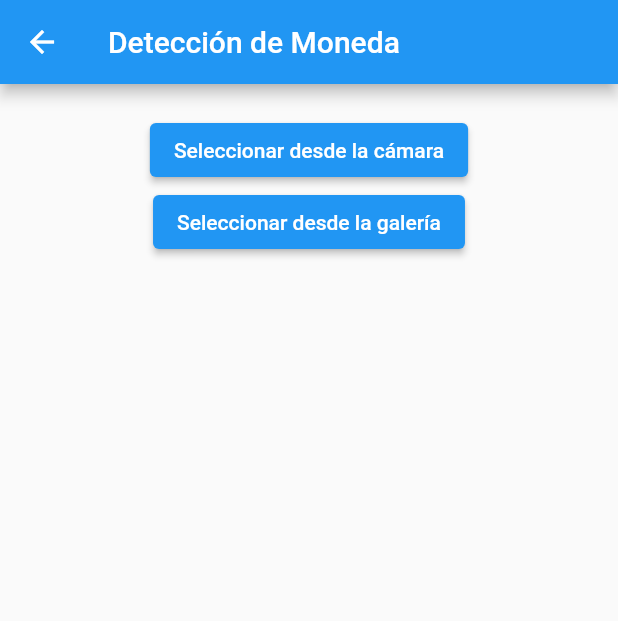
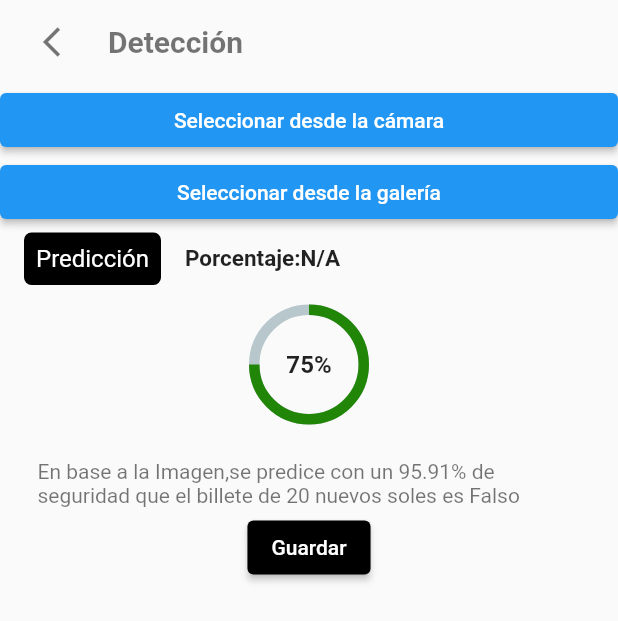
Before and after one commit to George2811/app-deteccion-de-billetes, a Flutter app: the CameraFunctionalityView screen opened directly, after a tap on "Seleccionar desde la galería", on a phone screen of 412 x 824 dp. Shown: the top 621 px of the screen. Run offline on Flutter 3.47's test engine with Material 2 defaults, Android fonts, the phone set to English and light mode, and no system bars; drawn by our look-alikes of percent_indicator; our stand-ins replace carousel_slider, image_picker, persistent_bottom_nav_bar.

Commit message:
new change services prediction and view detection

```diff
--- a/lib/ui/views/camareFuntionality.dart
+++ b/lib/ui/views/camareFuntionality.dart
@@ -1,41 +1,55 @@
 import 'package:counterfeit_detector/ui/services/prediction_service.dart';
+import 'package:counterfeit_detector/ui/views/detection.dart';
 import 'package:flutter/material.dart';
 import 'package:image_picker/image_picker.dart';
+import 'package:percent_indicator/circular_percent_indicator.dart';
 import 'dart:io';
 
 class CameraFunctionalityView extends StatefulWidget {
   @override
-  _CameraFunctionalityViewState createState() => _CameraFunctionalityViewState();
+  _CameraFunctionalityViewState createState() =>
+      _CameraFunctionalityViewState();
 }
 
 class _CameraFunctionalityViewState extends State<CameraFunctionalityView> {
-  String _imagePath='';
-  Map<String,dynamic>?_prediction;
+  String _imagePath = '';
+  Map<String, dynamic>? _prediction;
+
   Future<void> _getImageFromCamera() async {
     final picker = ImagePicker();
-    final pickedImage = await picker.getImage(source: ImageSource.camera);
+    final pickedImage = await picker.pickImage(source: ImageSource.camera);
 
     if (pickedImage != null) {
       // Procesa o muestra la imagen tomada aquí.
     }
   }
 
-
  Future<void> _getImageFromGallery() async {
-
   final picker = ImagePicker();
-    final pickedImage = await picker.getImage(source: ImageSource.gallery);
+  final pickedImage = await picker.pickImage(source: ImageSource.gallery);
 
   if (pickedImage != null) {
     setState(() {
-        _imagePath=pickedImage.path;
-        _prediction=null;
+      _imagePath = pickedImage.path;
+      _prediction = null;
     });
-      _predictImage(_imagePath);
 
-      // Procesa o muestra la imagen seleccionada de la galería aquí.
+    try {
+      var predictionResponse = await predictImage(pickedImage.path);
+
+      setState(() {
+        _prediction = predictionResponse;
+      });
+
+      File imageFile = File(pickedImage.path);
+      _navigateToDetectionView(imageFile, _prediction);
+    } catch (e) {
+      print('Error predicting image: $e');
     }
   }
+}
+
+
   Future<void> _predictImage(String imagePath) async {
     try {
       var predictionResponse = await predictImage(imagePath);
@@ -48,49 +62,141 @@ class _CameraFunctionalityViewState extends State<CameraFunctionalityView> {
     }
   }
 
+  void _navigateToDetectionView(File imageFile,Map<String, dynamic>? predictionResponse) {
+  Navigator.push(
+    context,
+    MaterialPageRoute(
+      builder: (context) => DetectionView(image: imageFile,predictionResponse: predictionResponse),
+    ),
+  );
+}
+
   @override
   Widget build(BuildContext context) {
     return Scaffold(
-      appBar: AppBar(
-        title: Text("Detección de Moneda"),
-      ),
         body: ListView(
       children: [
-          Padding(
-            padding: EdgeInsets.all(20),
-            child: Column(
-              children: [
+        AppBar(
+          elevation: 0,
+          backgroundColor: Colors.transparent,
+          title: const Text(
+            "Detección",
+            style:
+                TextStyle(color: Colors.black54, fontWeight: FontWeight.bold),
+          ),
+          automaticallyImplyLeading: false,
+          leading: Container(
+            margin: const EdgeInsets.only(left: 25.0),
+            child: const Icon(
+              Icons.arrow_back_ios,
+              color: Colors.black54,
+            ),
+          ),
+        ),
         ElevatedButton(
           onPressed: _getImageFromCamera,
-                  child: Text('Seleccionar desde la cámara'),
+          child: const Text('Seleccionar desde la cámara'),
         ),
         ElevatedButton(
           onPressed: _getImageFromGallery,
-                  child: Text('Seleccionar desde la galería'),
+          child: const Text('Seleccionar desde la galería'),
         ),
         _imagePath.isNotEmpty
-                ?Image.file(
+            ? Image.file(
                 File(_imagePath),
-                  height: 200,
-                  width: 200,
-                ):SizedBox.shrink(),
-                if(_prediction!=null)
-                Column(
+                height: 350,
+                width: 350,
+              )
+            : SizedBox.shrink(),
+        if (_prediction != null)
+          Row(
             children: [
-                    Text('Prediccion:${_prediction!["prediction"]}',
-                    style: TextStyle(fontSize: 18),
+              Padding(
+                padding:
+                    const EdgeInsets.symmetric(horizontal: 16.0, vertical: 3.0),
+                child: Container(
+                  decoration: BoxDecoration(
+                      borderRadius: BorderRadius.circular(5.0),
+                      color: Colors.black),
+                  padding: const EdgeInsets.all(8.0),
+                  child: const Text(
+                    'Moneda',
+                    style: TextStyle(
+                      color: Colors.white,
+                      fontSize: 16.0,
                     ),
-                    Text('Porcentaje:${_prediction!["percetange"]}',
-                    style: TextStyle(fontSize: 18),)
-
-                  ],
-                )
-
+                  ),
+                ),
+              ),
+              Expanded(
+                  child: Align(
+                alignment: Alignment.centerLeft,
+                child: Text(
+                  'Prediccion:${_prediction?["prediction"] ?? "N/A"}',
+                  style: const TextStyle(
+                      fontSize: 15.0, fontWeight: FontWeight.w600),
+                ),
+              ))
             ],
           ),
+        Row(
+          children: [
+            Padding(
+              padding:
+                  const EdgeInsets.symmetric(horizontal: 16.0, vertical: 3.0),
+              child: Container(
+                decoration: BoxDecoration(
+                    borderRadius: BorderRadius.circular(5.0),
+                    color: Colors.black),
+                padding: const EdgeInsets.all(8.0),
+                child: const Text(
+                  'Predicción',
+                  style: TextStyle(
+                    color: Colors.white,
+                    fontSize: 16.0,
                   ),
+                ),
+              ),
+            ),
+            Expanded(
+                child: Align(
+              alignment: Alignment.centerLeft,
+              child: Text(
+                'Porcentaje:${_prediction?["percetange"] ?? "N/A"}',
+                style:
+                    const TextStyle(fontSize: 15, fontWeight: FontWeight.w600),
+              ),
+            ))
           ],
         ),
-    );
+        const SizedBox(height: 10.0),
+        CircularPercentIndicator(
+          radius: 40.0,
+          lineWidth: 7.0,
+          percent: 0.75,
+          center: const Text(
+            '75%',
+            style: TextStyle(fontSize: 16.0, fontWeight: FontWeight.bold),
+          ),
+          progressColor: const Color.fromARGB(255, 33, 134, 7),
+        ),
+        const SizedBox(height: 20.0),
+        const Padding(
+            padding: EdgeInsets.symmetric(horizontal: 25.0, vertical: 3.0),
+            child: Center(
+              child: Text(
+                'En base a la Imagen,se predice con un 95.91% de seguridad que el billete de 20 nuevos soles es Falso',
+                style: TextStyle(fontSize: 14.0, color: Colors.black54),
+              ),
+            )),
+        Center(
+          child: ElevatedButton(
+            onPressed: () {},
+            style: ElevatedButton.styleFrom(backgroundColor: Colors.black),
+            child: const Text('Guardar'),
+          ),
+        )
+      ],
+    ));
   }
 }
--- a/pubspec.yaml
+++ b/pubspec.yaml
@@ -11,6 +11,7 @@ dependencies:
   flutter:
     sdk: flutter
   image_picker: ^0.8.4+4
+  percent_indicator: ^4.2.3
   flutter_native_splash: ^2.3.2
   persistent_bottom_nav_bar: ^5.0.2
   http: ^0.13.3  # Agrega la versión que desees usar
```
Also changed, not shown: lib/ui/views/detection.dart (added, +136 -0 lines), pubspec.lock. Lines whose indentation alone changed are shown as unchanged.
